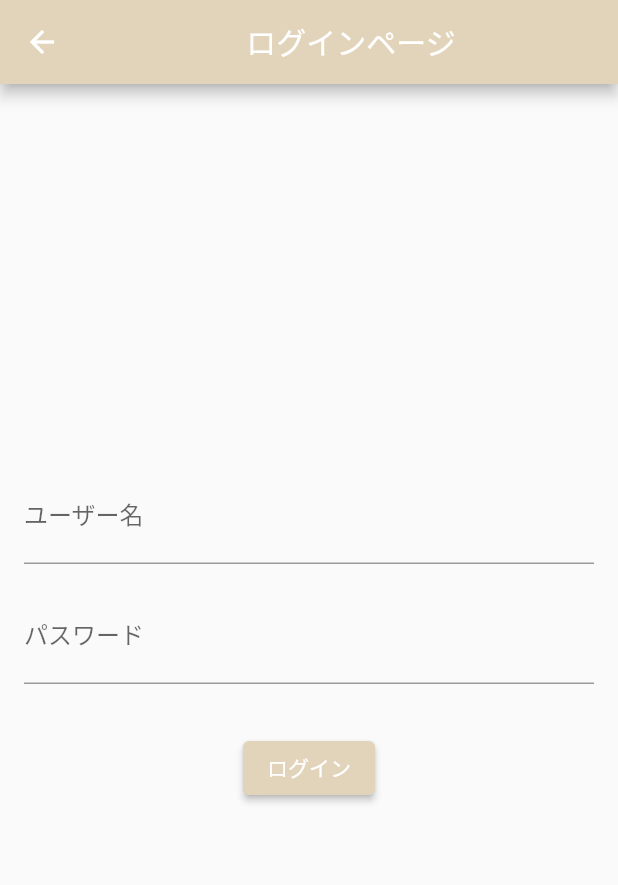
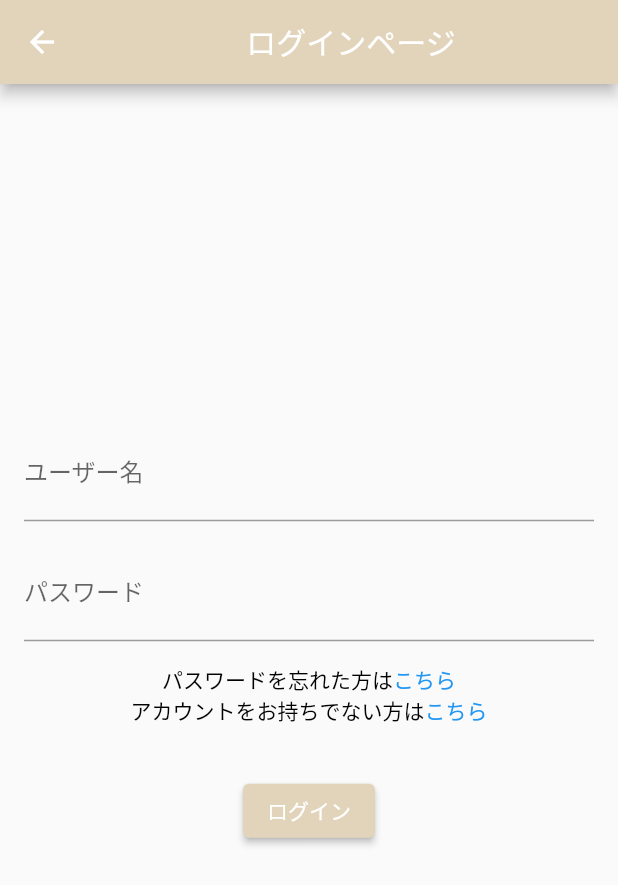
Before and after one commit to fortune-programming/note_app, a Flutter app: the SignUpPage screen opened directly, on a phone screen of 412 x 824 dp. Shown: the top 885 px of the screen. Run offline on Flutter 3.47's test engine with Material 2 defaults, Android fonts, the phone set to English and light mode, and no system bars; our stand-ins replace cloud_firestore, firebase_auth, firebase_core, firebase_storage, image_picker; accounts and stored records are empty.

Commit message:
Transition function implemented.

```diff
--- a/lib/view/Login/Login.dart
+++ b/lib/view/Login/Login.dart
@@ -1,4 +1,7 @@
+import 'package:flutter/gestures.dart';
 import 'package:flutter/material.dart';
+import 'package:flutter_fortune/view/initial_register/initial_register.dart';
+import 'package:flutter_fortune/view/mypage/mypage.dart';
 
 class SignUpPage extends StatefulWidget {
   @override
@@ -73,21 +76,50 @@ class _SignUpPageState extends State<SignUpPage> {
                     });
                   },
                 ),
+                SizedBox(height: 15,),
+                RichText(
+                  text: TextSpan(
+                    style: TextStyle(color: Colors.black),
+                    children: [
+                      TextSpan(text: 'パスワードを忘れた方は'),
+                      TextSpan(text: 'こちら',
+                      style: TextStyle(color: Colors.blue),
+                      recognizer: TapGestureRecognizer()..onTap = (){
+                        Navigator.push(context,
+                         MaterialPageRoute(builder: (context) =>InitialRegister())
+                         );
+                      })
+                    ]
+                  )),
+                  RichText(
+                  text: TextSpan(
+                    style: TextStyle(color: Colors.black),
+                    children: [
+                      TextSpan(text: 'アカウントをお持ちでない方は'),
+                      TextSpan(text: 'こちら',
+                      style: TextStyle(color: Colors.blue),
+                      recognizer: TapGestureRecognizer()..onTap = (){
+                        Navigator.push(context,
+                         MaterialPageRoute(builder: (context) =>InitialRegister())
+                         );
+                      })
+                    ]
+                  )),
                 SizedBox(height: 32.0),
                 _isLoading
                     ? CircularProgressIndicator()
                     : ElevatedButton(
                         style: ElevatedButton.styleFrom(
-                          primary: Color.fromRGBO(226, 212, 186, 100)),
+                           primary: Color(0xFFE2D4BA),
+                           onPrimary: Colors.white),
                         onPressed: () {
-                          backgroundColor:
-                          Color(0xFFE2D4BA);
+                          Navigator.push(
+                            context,
+                            MaterialPageRoute(builder: (context) =>mypage())
+                          );
                         },
                         child: Text(
                           'ログイン',
-                          style: TextStyle(
-                            color: Colors.white,
-                          ),
                         ),
                       ),
                 SizedBox(height: 16.0),
```
